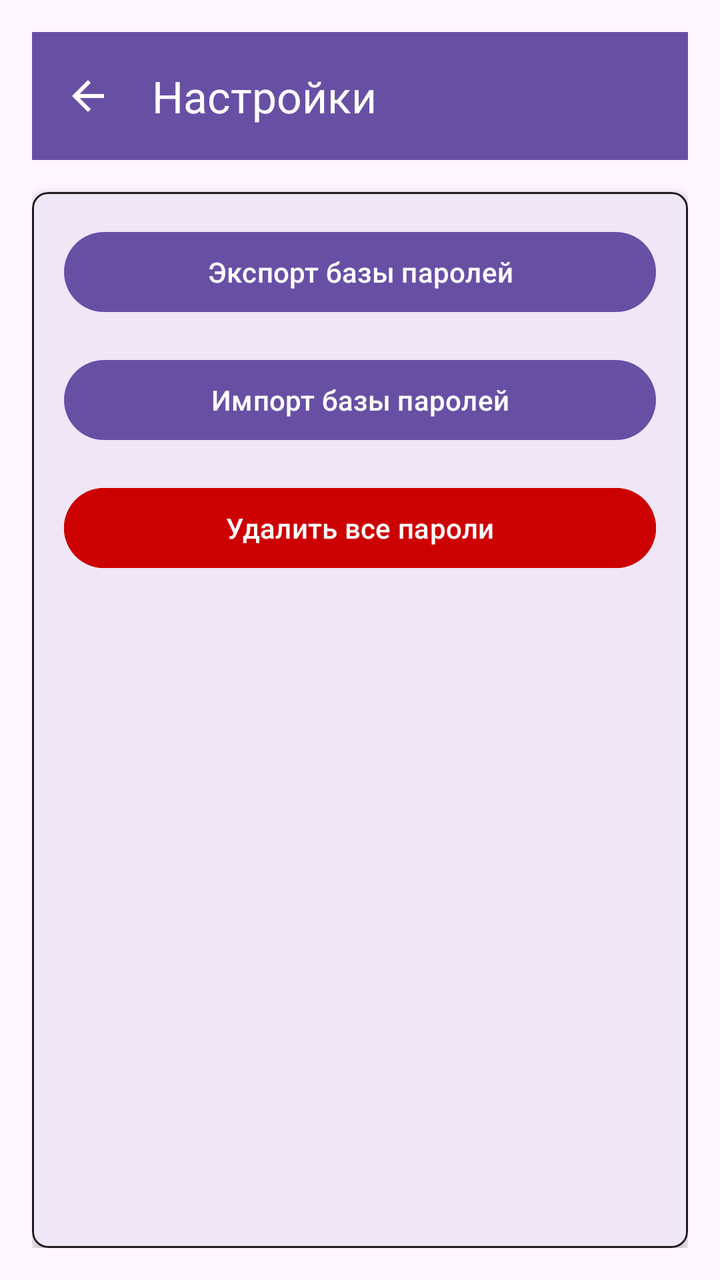
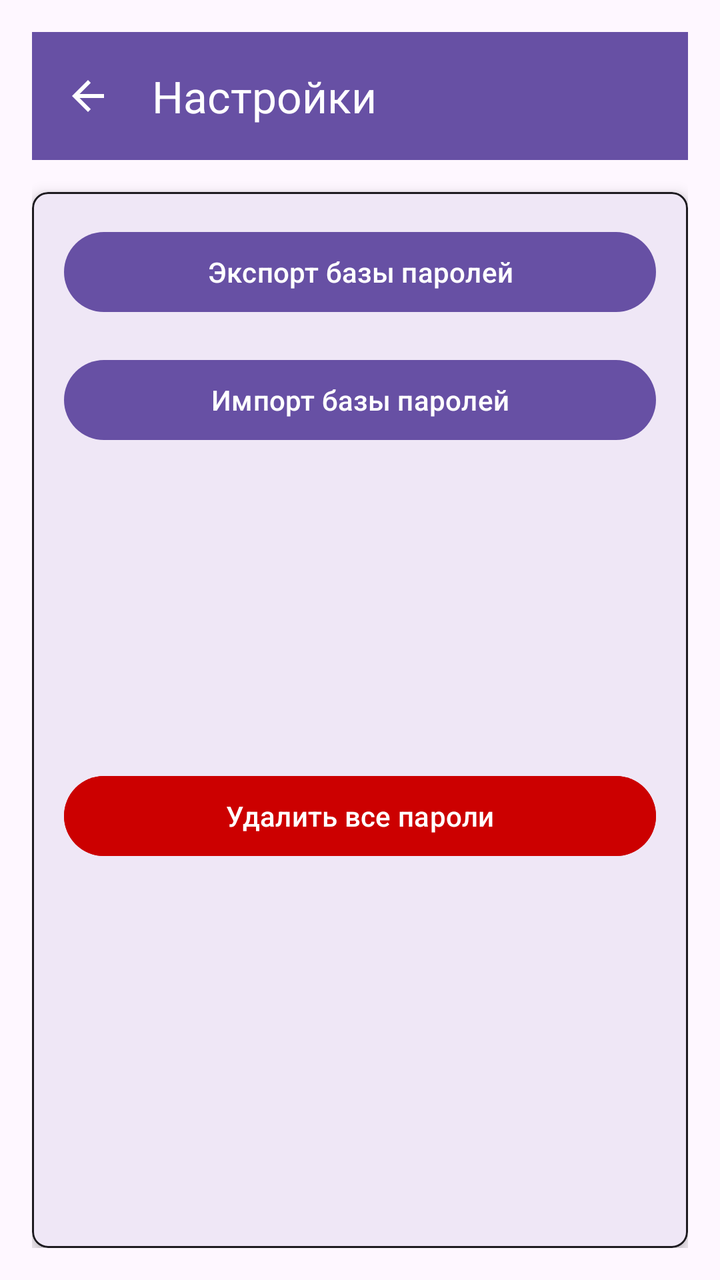

Compare the two renders of this Android layout. The source of the first and the diff that turns it into the second are given below.
<!-- AndroidManifest.xml: application theme Theme.PassManager -->
<!-- res/layout/activity_settings.xml -->
<?xml version="1.0" encoding="utf-8"?>
<androidx.drawerlayout.widget.DrawerLayout xmlns:android="http://schemas.android.com/apk/res/android"
    xmlns:app="http://schemas.android.com/apk/res-auto"
    android:layout_width="match_parent"
    android:layout_height="match_parent"
    android:fitsSystemWindows="true">

    
    <LinearLayout
        android:layout_width="match_parent"
        android:layout_height="match_parent"
        android:orientation="vertical"
        android:padding="16dp"
        android:fitsSystemWindows="true">

        <androidx.appcompat.widget.Toolbar
            android:id="@+id/toolbar"
            android:layout_width="match_parent"
            android:layout_height="?attr/actionBarSize"
            android:background="?attr/colorPrimary"
            android:theme="@style/ThemeOverlay.AppCompat.Dark.ActionBar"
            app:popupTheme="@style/ThemeOverlay.AppCompat.Light"
            app:navigationIcon="?attr/homeAsUpIndicator"
            app:title="Настройки"
            android:layout_marginBottom="16dp" />

        
        <com.google.android.material.card.MaterialCardView
            android:layout_width="match_parent"
            android:layout_height="match_parent"
            app:cardElevation="4dp"
            app:cardCornerRadius="8dp"
            app:cardBackgroundColor="?attr/colorSurface"
            app:strokeColor="?attr/colorOnSurface"
            app:strokeWidth="1dp">

            <LinearLayout
                android:layout_width="match_parent"
                android:layout_height="wrap_content"
                android:orientation="vertical"
                android:padding="16dp">

                <Button
                    android:id="@+id/exportButton"
                    android:layout_width="match_parent"
                    android:layout_height="wrap_content"
                    android:text="Экспорт базы паролей"
                    android:layout_marginBottom="16dp" />

                <Button
                    android:id="@+id/importButton"
                    android:layout_width="match_parent"
                    android:layout_height="wrap_content"
                    android:text="Импорт базы паролей"
                    android:layout_marginBottom="16dp" />

                <Button
                    android:id="@+id/deleteAllButton"
                    android:layout_width="match_parent"
                    android:layout_height="wrap_content"
                    android:text="Удалить все пароли"
                    android:backgroundTint="@android:color/holo_red_dark" />

            </LinearLayout>

        </com.google.android.material.card.MaterialCardView>

    </LinearLayout>

</androidx.drawerlayout.widget.DrawerLayout>
<!-- resources referenced by this layout -->
<resources>
  <style name="Theme.PassManager" parent="Theme.Material3.DayNight.NoActionBar" />
</resources>

<!-- the commit's change to res/layout/activity_settings.xml (unified diff, before → after) -->
@@ -52,7 +52,7 @@
                     android:layout_width="match_parent"
                     android:layout_height="wrap_content"
                     android:text="Импорт базы паролей"
-                    android:layout_marginBottom="16dp" />
+                    android:layout_marginBottom="160dp" />
 
                 <Button
                     android:id="@+id/deleteAllButton"
